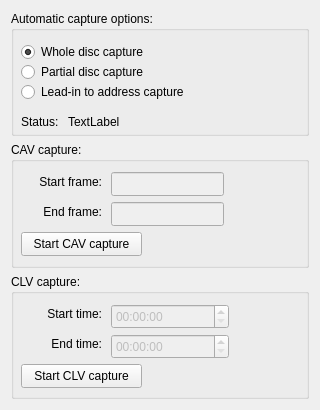
The window that Linux-Application/DomesdayDuplicator/automaticcapturedialog.ui (simoninns/DomesdayDuplicator-gui-app) describes before a commit, drawn with Qt 5.
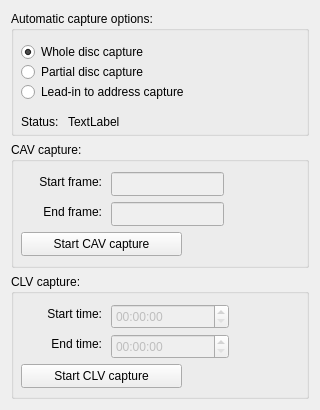
The same window after the commit.

Diff of the .ui file:
```diff
--- a/Linux-Application/DomesdayDuplicator/automaticcapturedialog.ui
+++ b/Linux-Application/DomesdayDuplicator/automaticcapturedialog.ui
@@ -30,7 +30,7 @@
        <rect>
         <x>10</x>
         <y>50</y>
-        <width>191</width>
+        <width>281</width>
         <height>22</height>
        </rect>
       </property>
@@ -43,7 +43,7 @@
        <rect>
         <x>10</x>
         <y>70</y>
-        <width>191</width>
+        <width>281</width>
         <height>22</height>
        </rect>
       </property>
@@ -56,7 +56,7 @@
        <rect>
         <x>10</x>
         <y>30</y>
-        <width>191</width>
+        <width>281</width>
         <height>22</height>
        </rect>
       </property>
@@ -137,7 +137,7 @@
        <rect>
         <x>10</x>
         <y>90</y>
-        <width>121</width>
+        <width>161</width>
         <height>24</height>
        </rect>
       </property>
@@ -218,7 +218,7 @@
        <rect>
         <x>10</x>
         <y>90</y>
-        <width>121</width>
+        <width>161</width>
         <height>24</height>
        </rect>
       </property>
```
Left out of the diff: 11 changed lines with no effect on the pictures.
